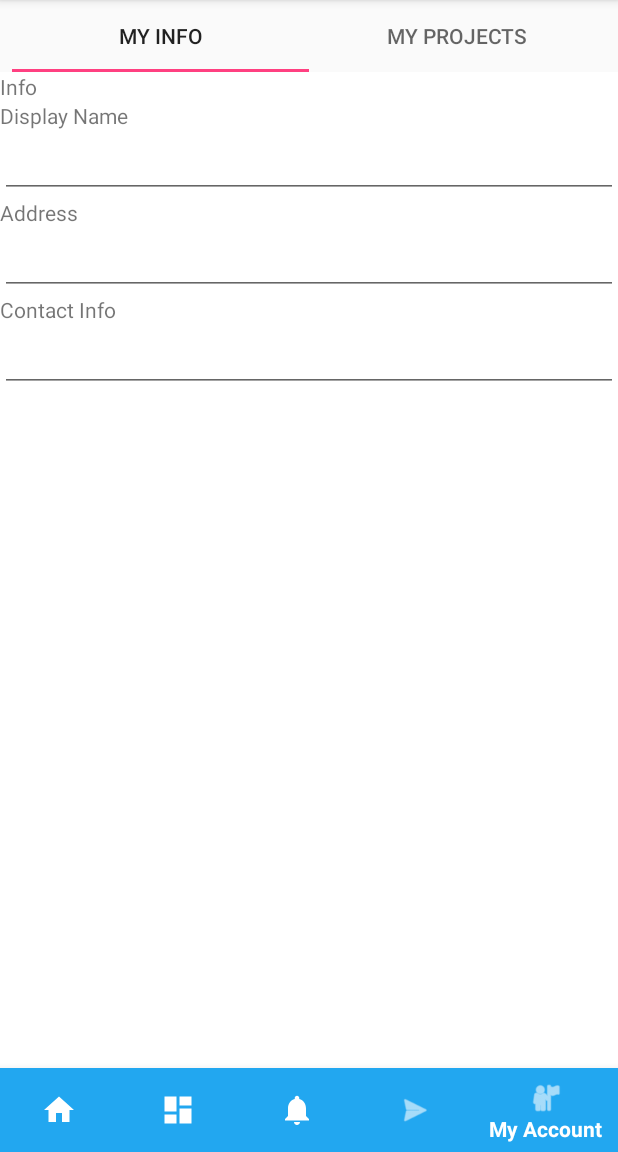
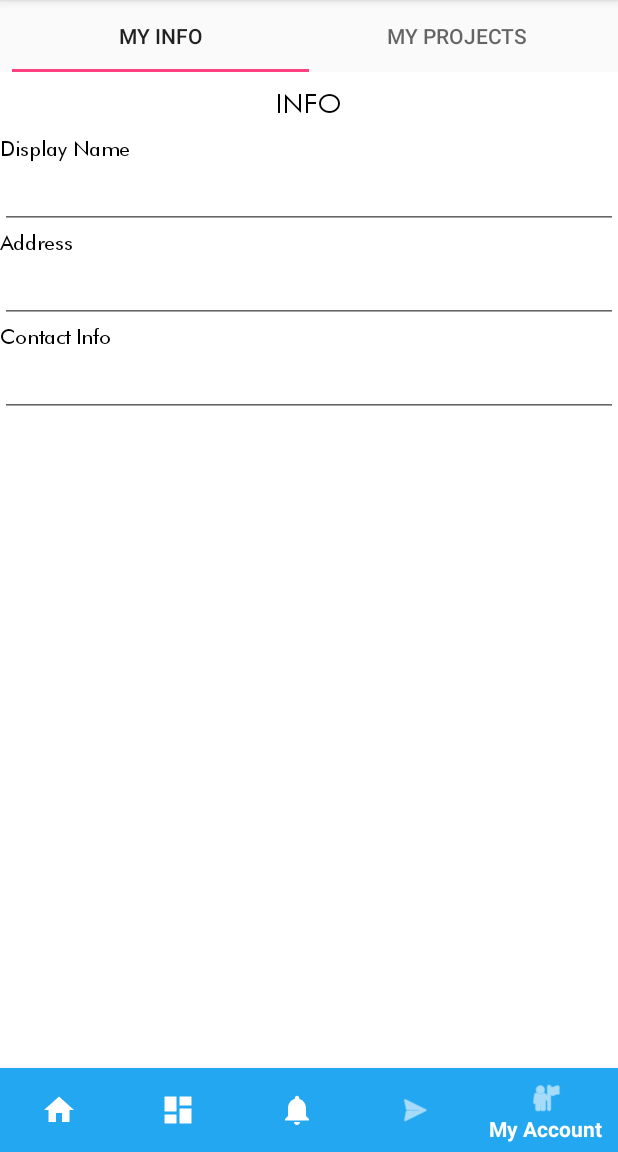
Before and after one commit to ViriusLevan/VisionShare, an Android app: the fragment My_Account_Info placed in its activity, item 5 of the bottom bar chosen, on a phone screen of 412 x 824 dp, the part 84-1236 px from its top. Run offline under Robolectric (Android 15) with nearby library versions, the phone set to English and light mode, and no system bars; our stand-ins replace Firebase (no records; nobody signed in at launch, a user with empty details on screens opened directly).

Commit message:
UI ver 1.5

```diff
--- a/app/src/main/res/layout/activity_register_screen.xml
+++ b/app/src/main/res/layout/activity_register_screen.xml
@@ -106,7 +106,7 @@
                 android:layout_centerHorizontal="true"
                 android:layout_gravity="center"
                 android:layout_marginBottom="15dp"
-                android:background="@drawable/red_button"
+                android:background="@drawable/green_button"
                 android:text="REGISTER"
                 android:fontFamily="@font/futura_book_font"
                 android:textColor="@color/white"
--- a/app/src/main/res/layout/fragment_home.xml
+++ b/app/src/main/res/layout/fragment_home.xml
@@ -17,6 +17,8 @@
             android:layout_width="match_parent"
             android:layout_height="wrap_content"
             android:textSize="18sp"
+            android:layout_marginTop="10dp"
+            android:layout_marginBottom="10dp"
             android:text="TRENDING"
             android:textColor="#000000"
             android:fontFamily="@font/futura_book_font"
@@ -54,6 +56,8 @@
             android:layout_width="match_parent"
             android:layout_height="wrap_content"
             android:text="NEWS"
+            android:layout_marginTop="15dp"
+            android:layout_marginBottom="10dp"
             android:textSize="18sp"
             android:textColor="#000000"
             android:fontFamily="@font/futura_book_font"
--- a/app/src/main/res/layout/fragment_my_account_info.xml
+++ b/app/src/main/res/layout/fragment_my_account_info.xml
@@ -9,7 +9,13 @@
         android:id="@+id/textView6"
         android:layout_width="wrap_content"
         android:layout_height="wrap_content"
-        android:text="Info"
+        android:text="INFO"
+        android:layout_marginTop="10dp"
+        android:layout_marginBottom="10dp"
+        android:fontFamily="@font/futura_book_font"
+        android:textColor="#000000"
+        android:textSize="18sp"
+        android:layout_gravity="center"
         tools:layout_editor_absoluteX="59dp"
         tools:layout_editor_absoluteY="0dp" />
 
@@ -17,7 +23,9 @@
         android:id="@+id/info_tv_name"
         android:layout_width="match_parent"
         android:layout_height="wrap_content"
-        android:text="Display Name" />
+        android:text="Display Name"
+        android:textColor="#000000"
+        android:fontFamily="@font/futura_book_font"/>
 
     <EditText
         android:id="@+id/editText3"
@@ -30,7 +38,9 @@
         android:id="@+id/textView8"
         android:layout_width="match_parent"
         android:layout_height="wrap_content"
-        android:text="Address" />
+        android:text="Address"
+        android:textColor="#000000"
+        android:fontFamily="@font/futura_book_font"/>
 
     <EditText
         android:id="@+id/editText4"
@@ -43,7 +53,9 @@
         android:id="@+id/textView10"
         android:layout_width="match_parent"
         android:layout_height="wrap_content"
-        android:text="Contact Info" />
+        android:text="Contact Info"
+        android:textColor="#000000"
+        android:fontFamily="@font/futura_book_font"/>
 
     <EditText
         android:id="@+id/editText6"
```
Also changed, not shown: app/src/main/res/drawable/green_button.xml (added, +10 -0 lines), app/src/main/res/layout/fragment_my_account_projects.xml (+10 -3 lines), app/src/main/res/layout/fragment_news.xml (+7 -1 lines), app/src/main/res/layout/fragment_submission.xml (+9 -3 lines).
